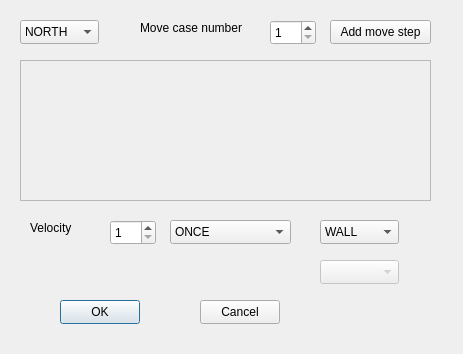
The window that NietLevelEditor/MoveableWallForm.ui (LeVirus/NietLevelEditor) describes before a commit, drawn with Qt 5.
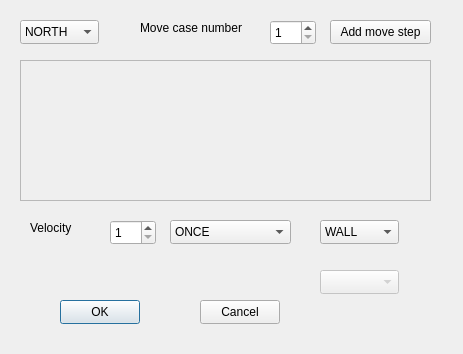
The same window after the commit.

The edit to the form file:
```diff
--- a/NietLevelEditor/MoveableWallForm.ui
+++ b/NietLevelEditor/MoveableWallForm.ui
@@ -225,7 +225,7 @@
    <property name="geometry">
     <rect>
      <x>320</x>
-     <y>260</y>
+     <y>270</y>
      <width>79</width>
      <height>24</height>
     </rect>
```
